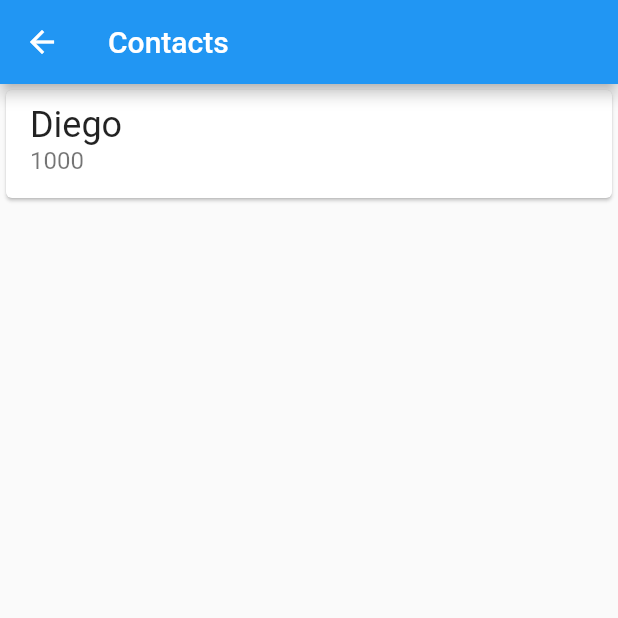
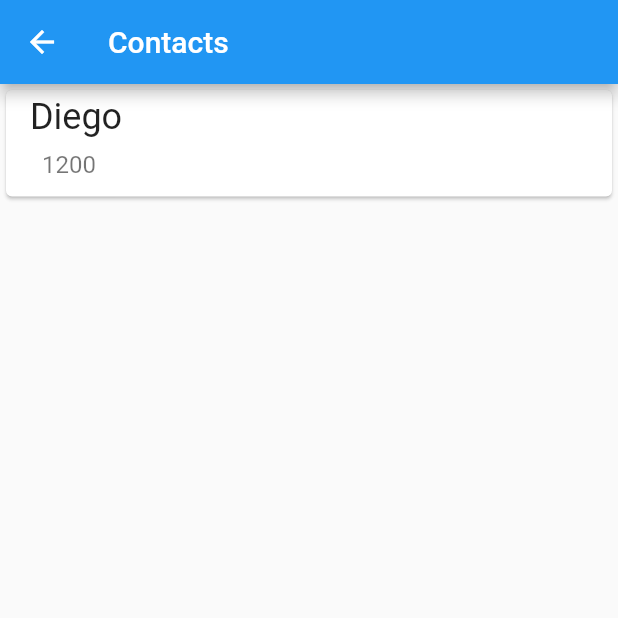
Before and after one commit to eidiego/bb_flutter, a Flutter app: the ContactsList screen opened directly, on a phone screen of 412 x 824 dp, the top half of it. Run offline on Flutter 3.47's test engine with Material 2 defaults, Android fonts, the phone set to English and light mode, and no system bars; our stand-ins replace sqflite; accounts and stored records are empty.

Commit message:
Feat: add list builder dynamic

```diff
--- a/lib/models/contact.dart
+++ b/lib/models/contact.dart
@@ -10,6 +10,6 @@
   );
   @override
   String toString() {
-    return 'Contact{id: $id, name: $name, accountNumber: $accountNumber}';
+    return 'Contact{id: $id,name: $name, accountNumber: $accountNumber}';
   }
 }
--- a/lib/screens/contacts_list.dart
+++ b/lib/screens/contacts_list.dart
@@ -1,27 +1,27 @@
 import 'package:flutter/material.dart';
 
+import '../models/contact.dart';
 import 'contact_form.dart';
 
 class ContactsList extends StatelessWidget {
-  const ContactsList({Key? key}) : super(key: key);
+  ContactsList({Key? key}) : super(key: key);
+
+  final List<Contact> contacts = [];
 
   @override
   Widget build(BuildContext context) {
+    contacts.add(Contact(0, 'Diego ', 1200));
     return Scaffold(
       appBar: AppBar(
         title: const Text('Contacts'),
       ),
-      body: ListView(children: const <Widget>[
-        Card(
-          child: ListTile(
-            title: Text(
-              'Diego',
-              style: TextStyle(fontSize: 24),
-            ),
-            subtitle: Text('1000', style: TextStyle(fontSize: 16)),
-          ),
-        ),
-      ]),
+      body: ListView.builder(
+        itemBuilder: (context, index) {
+          final Contact contact = contacts[index];
+          return _ContactItem(contact);
+        },
+        itemCount: contacts.length,
+      ),
       floatingActionButton: FloatingActionButton(
         onPressed: () {
           Navigator.of(context)
@@ -39,3 +39,28 @@
     );
   }
 }
+
+class _ContactItem extends StatelessWidget {
+  final Contact contact;
+
+  _ContactItem(this.contact);
+
+  @override
+  Widget build(BuildContext context) {
+    return Card(
+      child: ListTile(
+        title: Text(
+          contact.name,
+          style: TextStyle(fontSize: 24),
+        ),
+        subtitle: Padding(
+          padding: EdgeInsets.all(8.0),
+          child: Text(
+            contact.accountNumber.toString(),
+            style: TextStyle(fontSize: 16),
+          ),
+        ),
+      ),
+    );
+  }
+}
```
